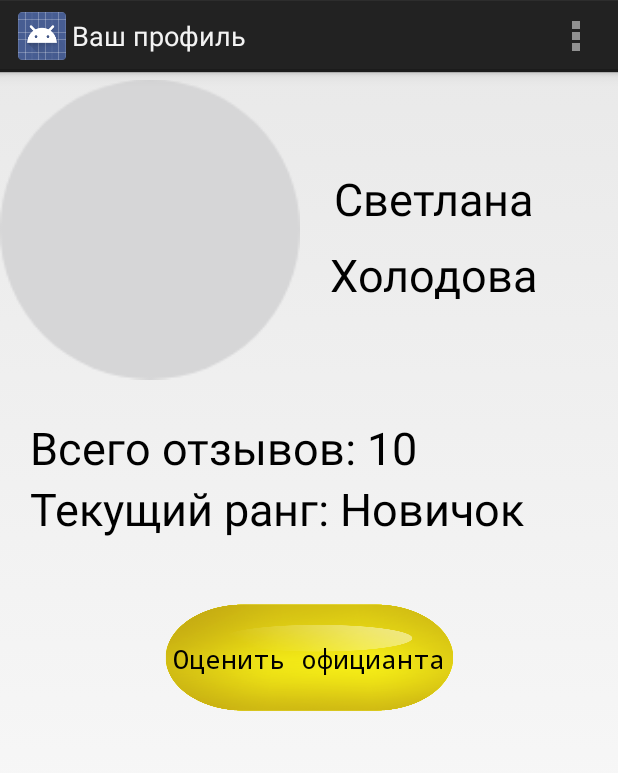
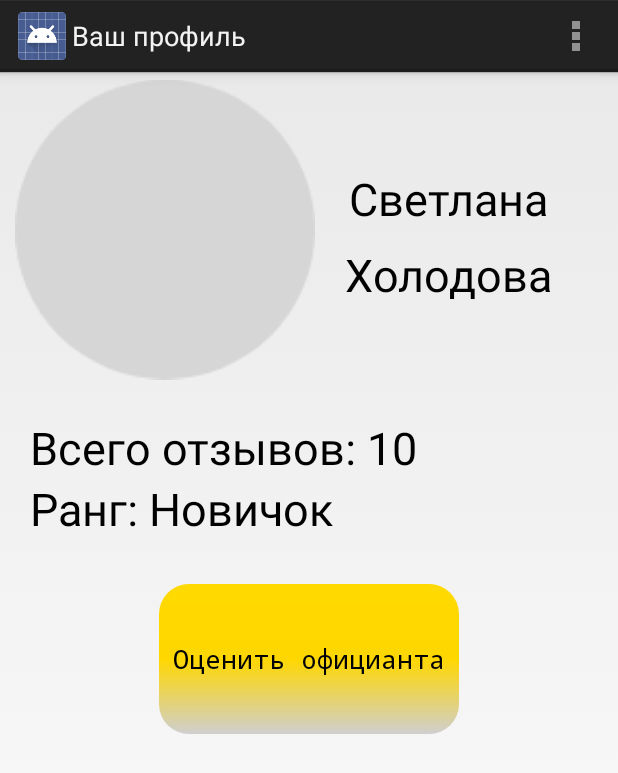
Before and after one commit to ilya4544/restomaniaAndroid, an Android app: the StartActivity screen opened directly, with no data from a screen before it, on a phone screen of 412 x 824 dp. Shown: the top 773 px of the screen. Run offline under Robolectric (Android 15) with nearby library versions, the phone set to English and light mode, and no system bars; network calls fail.

Commit message:
My last commit

```diff
--- a/app/src/main/AndroidManifest.xml
+++ b/app/src/main/AndroidManifest.xml
@@ -17,8 +17,7 @@
 
                 <category android:name="android.intent.category.LAUNCHER" />
             </intent-filter>
-        android:theme="@style/MyTheme"
-            >
+
         </activity>
         <activity
             android:name=".WaiterActivity"
--- a/app/src/main/java/com/restomania/restomania/SendingDataTask.java
+++ b/app/src/main/java/com/restomania/restomania/SendingDataTask.java
@@ -37,6 +37,7 @@ public class SendingDataTask extends AsyncTask<String, Void, Void> {
         nameValuePairs.add(new BasicNameValuePair("userId", strings[0]));
         nameValuePairs.add(new BasicNameValuePair("waiterId", strings[1]));
         nameValuePairs.add(new BasicNameValuePair("rating", strings[2]));
+        nameValuePairs.add(new BasicNameValuePair("review", strings[3]));
        /* nameValuePairs.add(new BasicNameValuePair("userId", "123"));
         nameValuePairs.add(new BasicNameValuePair("waiterId", "11"));
         nameValuePairs.add(new BasicNameValuePair("rating", "6"));*/
--- a/app/src/main/java/com/restomania/restomania/StartActivity.java
+++ b/app/src/main/java/com/restomania/restomania/StartActivity.java
@@ -19,7 +19,7 @@ import android.widget.TextView;
 
 
 public class StartActivity extends Activity {
-
+    public static int count = 10;
     private TextView name;
     private TextView balance;
 
@@ -33,6 +33,8 @@ public class StartActivity extends Activity {
         final String id = getIntent().getStringExtra("id");
         final TextView n1 = (TextView) findViewById(R.id.name1);
         final TextView n2 = (TextView) findViewById(R.id.name2);
+        TextView countReview = (TextView) findViewById(R.id.count_review);
+        countReview.setText("Всего отзывов: " + count);
         //n1.setText(name);
         ImageView iw = (ImageView) findViewById(R.id.imageView);
         Bitmap bm = BitmapFactory.decodeResource(getResources(), R.drawable.user);
--- a/app/src/main/java/com/restomania/restomania/Waiter.java
+++ b/app/src/main/java/com/restomania/restomania/Waiter.java
@@ -20,6 +20,6 @@ public class Waiter {
 
     @Override
     public String toString() {
-        return name + " " + rating + " " + organization;
+        return "Имя:" + name + "\n" + "Рейтинг:" + rating + " \n" + "Компания:" + organization;
     }
 }
--- a/app/src/main/res/drawable/rounded_button.xml
+++ b/app/src/main/res/drawable/rounded_button.xml
@@ -2,10 +2,10 @@
 <shape xmlns:android="http://schemas.android.com/apk/res/android"
     android:shape="rectangle">
     <solid android:color="#FFD700" />
-    <corners android:bottomRightRadius="5dp"
-        android:bottomLeftRadius="5dp"
-        android:topRightRadius="5dp"
-        android:topLeftRadius="5dp"/>
+    <corners android:bottomRightRadius="20dp"
+        android:bottomLeftRadius="20dp"
+        android:topRightRadius="20dp"
+        android:topLeftRadius="20dp"/>
     <gradient
         android:startColor="#FFD900"
         android:centerColor="#FFD700"
--- a/app/src/main/res/layout/activity_login.xml
+++ b/app/src/main/res/layout/activity_login.xml
@@ -34,10 +34,10 @@
         android:hint="Введите пароль" />
 
     <Button
-        android:layout_width="134dp"
-        android:layout_height="wrap_content"
+        android:layout_width="200dp"
+        android:layout_height="100dp"
         android:text="Войти"
         android:id="@+id/login_btn"
         android:layout_gravity="center_horizontal"
-        android:layout_weight="0.53" />
+        android:background="@drawable/rounded_button"/>
 </LinearLayout>
--- a/app/src/main/res/layout/activity_start.xml
+++ b/app/src/main/res/layout/activity_start.xml
@@ -16,7 +16,8 @@
             android:layout_height="210dp"
             android:id="@+id/imageView"
             android:src="@drawable/ph2"
-            android:layout_gravity="center" />
+            android:layout_gravity="center"
+            android:layout_marginLeft="10dp" />
 
         <LinearLayout
             android:layout_width="wrap_content"
@@ -61,7 +62,7 @@
         android:layout_height="wrap_content"
         android:textAppearance="?android:attr/textAppearanceMedium"
         android:textSize="30dp"
-        android:text="Всего отзывов: 10"
+        android:text="Всего отзывов: "
         android:id="@+id/count_review"
         android:paddingLeft="20dp"
         android:paddingTop="20dp" />
@@ -71,7 +72,7 @@
         android:layout_height="wrap_content"
         android:textAppearance="?android:attr/textAppearanceMedium"
         android:textSize="30dp"
-        android:text="Текущий ранг: Новичок"
+        android:text="Ранг: Новичок"
         android:id="@+id/rank"
         android:paddingLeft="20dp" />
 
@@ -84,7 +85,7 @@
         android:layout_below="@+id/balance"
         android:layout_marginTop="30dp"
         android:clickable="true"
-        android:background="@drawable/button"
+        android:background="@drawable/rounded_button"
 
 
         android:typeface="monospace" />
--- a/app/src/main/res/values/strings.xml
+++ b/app/src/main/res/values/strings.xml
@@ -2,7 +2,6 @@
 <resources>
 
     <string name="app_name">Restomania</string>
-    <string name="hello_world">Hello world!</string>
     <string name="action_settings">Settings</string>
     <string name="title_activity_waiter">WaiterActivity</string>
     <string name="title_activity_login">LoginActivity</string>
```
Also changed, not shown: app/src/main/java/com/restomania/restomania/WaiterActivity.java (+14 -3 lines), app/src/main/java/com/restomania/restomania/WaiterListActivity.java (+22 -3 lines), app/src/main/res/layout/activity_waiter.xml (+5 -4 lines), app/src/main/res/layout/list_activity.xml (+4 -6 lines), app/src/main/res/layout/row_layout.xml (+20 -6 lines), app/src/main/res/drawable-hdpi/ic_launcher.png (deleted), app/src/main/res/drawable-mdpi/ic_launcher.png, app/src/main/res/drawable-xhdpi/ic_launcher.png (deleted), app/src/main/res/drawable-xxhdpi/ic_launcher.png.
